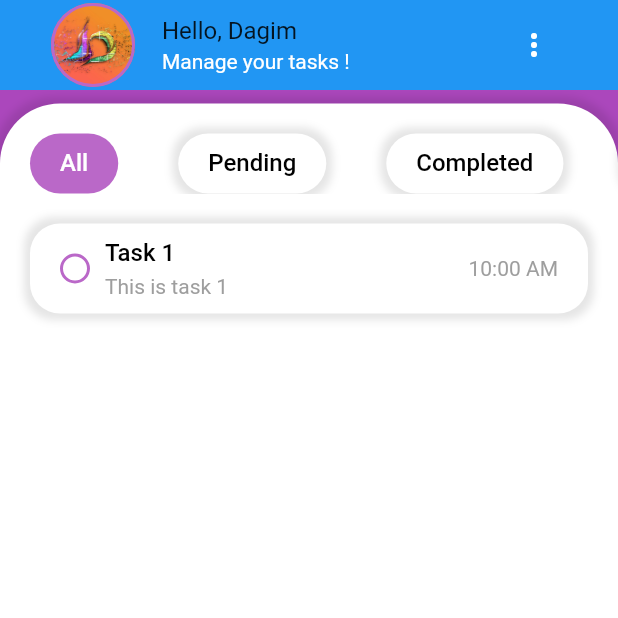
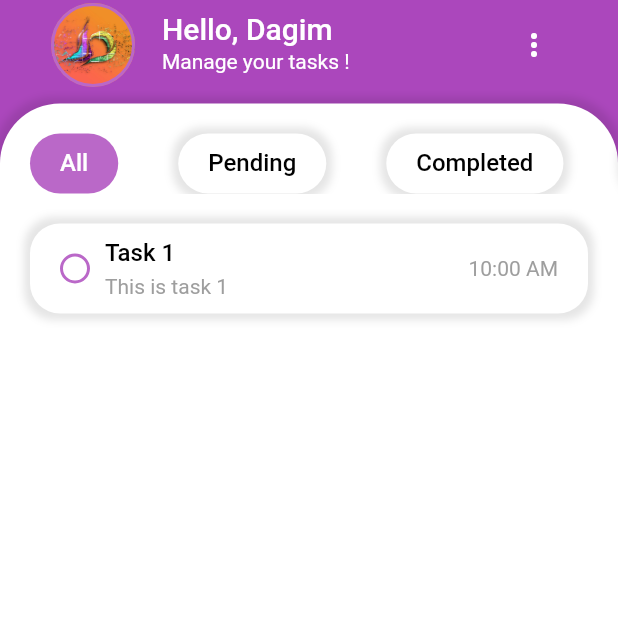
Before and after one commit to dagimg-dot/DoTo, a Flutter app: the screen it shows after launch, on a phone screen of 412 x 824 dp, the top half of it. Run offline on Flutter 3.47's test engine with Material 2 defaults, Android fonts, the phone set to English and light mode, and no system bars; our stand-ins replace animated_splash_screen.

Commit message:
define the color scheme and general config

```diff
--- a/lib/main.dart
+++ b/lib/main.dart
@@ -1,6 +1,8 @@
+import 'package:doto/pages/home_page.dart';
+import 'package:doto/pages/splash_page.dart';
 import 'package:flutter/material.dart';
 
-import 'pages/home_page.dart';
+import 'utils/constants.dart';
 
 void main() {
   runApp(const MyApp());
@@ -12,11 +14,36 @@ class MyApp extends StatelessWidget {
   // This widget is the root of your application.
   @override
   Widget build(BuildContext context) {
+    const ColorScheme colorScheme = ColorScheme(
+      primary: primaryColor,
+      secondary: secondaryColor,
+      surface: Color(0xffffffff),
+      background: Color(0xffe0e0e0),
+      error: Color(0xffd32f2f),
+      onPrimary: Color(0xffffffff),
+      onSecondary: Color(0xffffffff),
+      onSurface: Color(0xff000000),
+      onBackground: Color(0xff000000),
+      onError: Color(0xffffffff),
+      brightness: Brightness.light,
+    );
     return MaterialApp(
-      title: 'Flutter Demo',
+      debugShowCheckedModeBanner: false,
+      title: 'DoTo',
       theme: ThemeData(
-        primarySwatch: Colors.blue,
-      ),
+          colorScheme: colorScheme,
+          textTheme: TextTheme(
+            titleMedium: TextStyle(
+              fontSize: 20,
+              fontWeight: FontWeight.w500,
+              color: colorScheme.onPrimary,
+            ),
+            titleSmall: TextStyle(
+              fontSize: 16,
+              fontWeight: FontWeight.w500,
+              color: colorScheme.onPrimary,
+            ),
+          )),
       home: const MyHomePage(),
     );
   }
```
